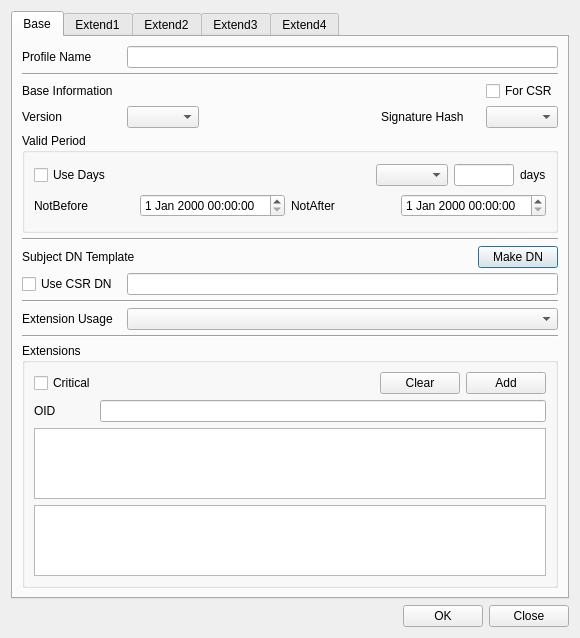
Above: CertMan/make_cert_profile_dlg.ui from jykim74/CertMan before the change. Below: the same form after it.
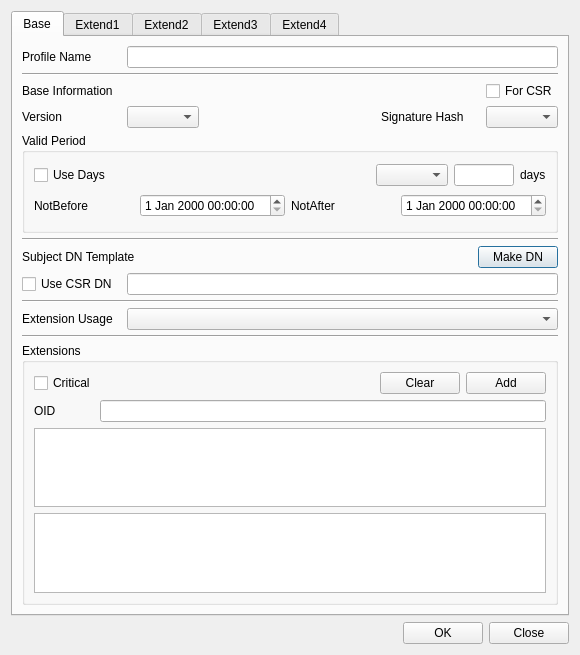
That is the form after the change.

```diff
--- a/CertMan/make_cert_profile_dlg.ui
+++ b/CertMan/make_cert_profile_dlg.ui
@@ -7,7 +7,7 @@
     <x>0</x>
     <y>0</y>
     <width>580</width>
-    <height>637</height>
+    <height>655</height>
    </rect>
   </property>
   <property name="windowTitle">
```
Left out of the diff: 2 changed lines with no effect on the pictures.
